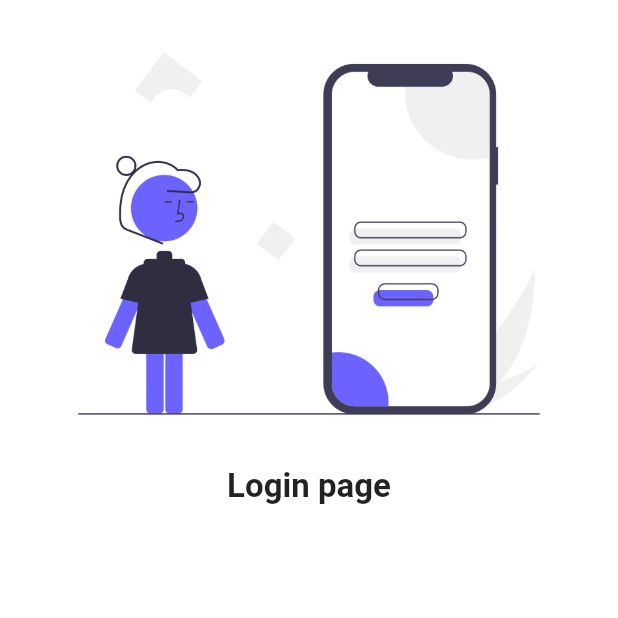
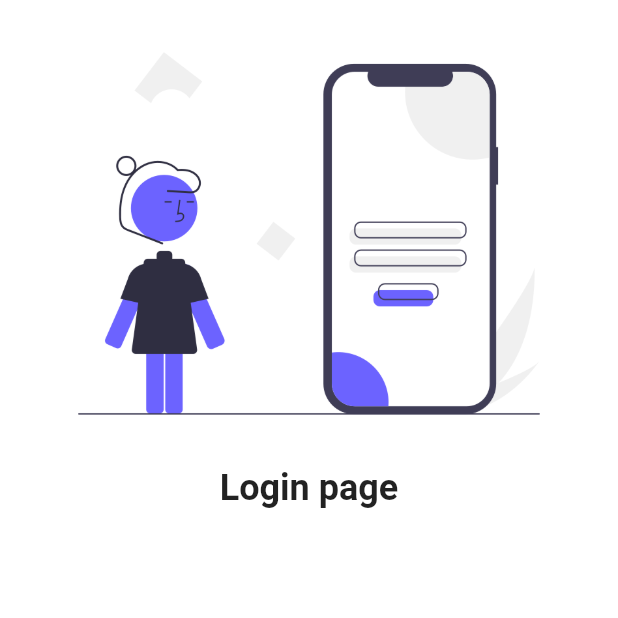
Before and after one commit to AnshDoshi/shopping_cart_app_flutter, a Flutter app: the screen it shows after launch, on a phone screen of 412 x 824 dp, the top half of it. Run offline on Flutter 3.47's test engine with Material 2 defaults, Android fonts, the phone set to English and light mode, and no system bars; our stand-ins replace google_fonts.

Commit message:
commit code

```diff
--- a/lib/main.dart
+++ b/lib/main.dart
@@ -1,6 +1,7 @@
 import 'package:flutter/material.dart';
 import 'package:my_app/pages/HomePage.dart';
 import 'package:my_app/pages/LoginPage.dart';
+import 'package:google_fonts/google_fonts.dart';
 
 void main() {
   runApp(MyApp());
@@ -18,6 +19,8 @@ class MyApp extends StatelessWidget {
       darkTheme: ThemeData(
         brightness: Brightness.dark,
         primarySwatch: Colors.blue, //brightness will overlape this part
+        fontFamily: GoogleFonts.lato().fontFamily,
+        primaryTextTheme: GoogleFonts.latoTextTheme(),
       ),
       initialRoute: "/login",
       routes: {
--- a/lib/pages/LoginPage.dart
+++ b/lib/pages/LoginPage.dart
@@ -13,7 +13,7 @@ class LoginPage extends StatelessWidget {
             ),
             Text(
               "Login page",
-              style: TextStyle(fontSize: 22, fontWeight: FontWeight.bold),
+              style: TextStyle(fontSize: 24, fontWeight: FontWeight.bold),
             ),
           ],
         ));
```
